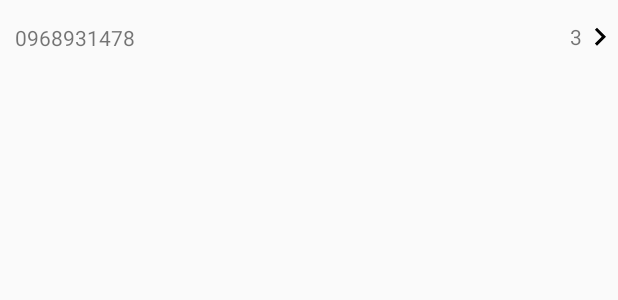
After one commit to NguyenVanTienIT/MobileCleaner, an Android app: the layout item_contacts.xml on its own in the app's theme, with its tools: preview values and no code run, on a phone screen of 412 x 824 dp. The commit adds this screen. Shown: the top 300 px of the screen. Run offline under Robolectric (Android 15) with nearby library versions, the light colour scheme and no system bars.

Commit message:
contineus task 3

```diff
--- a/MobileCleaner/app/build.gradle
+++ b/MobileCleaner/app/build.gradle
@@ -23,7 +23,7 @@ android {
 }
 
 dependencies {
-    implementation fileTree(dir: 'libs', include: ['*.jar'])
+    implementation fileTree(include: ['*.jar'], dir: 'libs')
     implementation "org.jetbrains.kotlin:kotlin-stdlib-jre7:$kotlin_version"
     implementation 'com.android.support:appcompat-v7:27.1.1'
     implementation 'com.android.support:support-v4:27.1.1'
@@ -33,4 +33,5 @@ dependencies {
     androidTestImplementation 'com.android.support.test:runner:1.0.2'
     androidTestImplementation 'com.android.support.test.espresso:espresso-core:3.0.2'
     compile 'com.github.PhilJay:MPAndroidChart:v3.0.2'
+    implementation 'com.android.support:recyclerview-v7:27.1.1'
 }
--- /dev/null
+++ b/MobileCleaner/app/src/main/res/drawable/ic_detail.xml
@@ -0,0 +1,9 @@
+<vector xmlns:android="http://schemas.android.com/apk/res/android"
+        android:width="24dp"
+        android:height="24dp"
+        android:viewportWidth="24.0"
+        android:viewportHeight="24.0">
+    <path
+        android:fillColor="#FF000000"
+        android:pathData="M8.59,16.34l4.58,-4.59 -4.58,-4.59L10,5.75l6,6 -6,6z"/>
+</vector>
--- /dev/null
+++ b/MobileCleaner/app/src/main/res/layout/item_contacts.xml
@@ -0,0 +1,50 @@
+<?xml version="1.0" encoding="utf-8"?>
+<RelativeLayout
+    android:id="@+id/contacts"
+    xmlns:android="http://schemas.android.com/apk/res/android"
+    android:layout_width="match_parent"
+    android:layout_height="50dp"
+    android:orientation="horizontal"
+    >
+    <ImageView
+        android:layout_centerVertical="true"
+        android:id="@+id/img_contacts"
+        android:layout_width="wrap_content"
+        android:layout_height="wrap_content"
+        />
+    <TextView
+        android:layout_marginHorizontal="10dp"
+        android:layout_centerVertical="true"
+        android:id="@+id/sdt_contacts"
+        android:layout_width="wrap_content"
+        android:layout_height="wrap_content"
+        android:text="0968931478"
+        />
+
+
+    <LinearLayout
+        android:layout_alignParentRight="true"
+        android:layout_centerVertical="true"
+        android:layout_width="wrap_content"
+        android:layout_height="wrap_content"
+        android:orientation="horizontal">
+        <TextView
+            android:layout_marginTop="2dp"
+            android:id="@+id/count_contacts"
+            android:layout_width="wrap_content"
+            android:layout_height="wrap_content"
+            android:text="3"
+            />
+
+        <ImageView
+            android:id="@+id/detail"
+            android:layout_width="wrap_content"
+            android:layout_height="wrap_content"
+            android:src="@drawable/ic_detail"/>
+
+    </LinearLayout>
+
+
+
+
+</RelativeLayout>
```
Also changed, not shown: MobileCleaner/app/src/main/java/com/example/asus/mobilecleaner/ActivityContactsScan.kt (+30 -0 lines), MobileCleaner/app/src/main/java/com/example/asus/mobilecleaner/ActivityDeviceAnalyze.kt (+13 -4 lines), MobileCleaner/app/src/main/java/com/example/asus/mobilecleaner/Contacts.kt (added, +12 -0 lines), MobileCleaner/app/src/main/res/layout/activity_contacts_scan.xml (+15 -5 lines).
